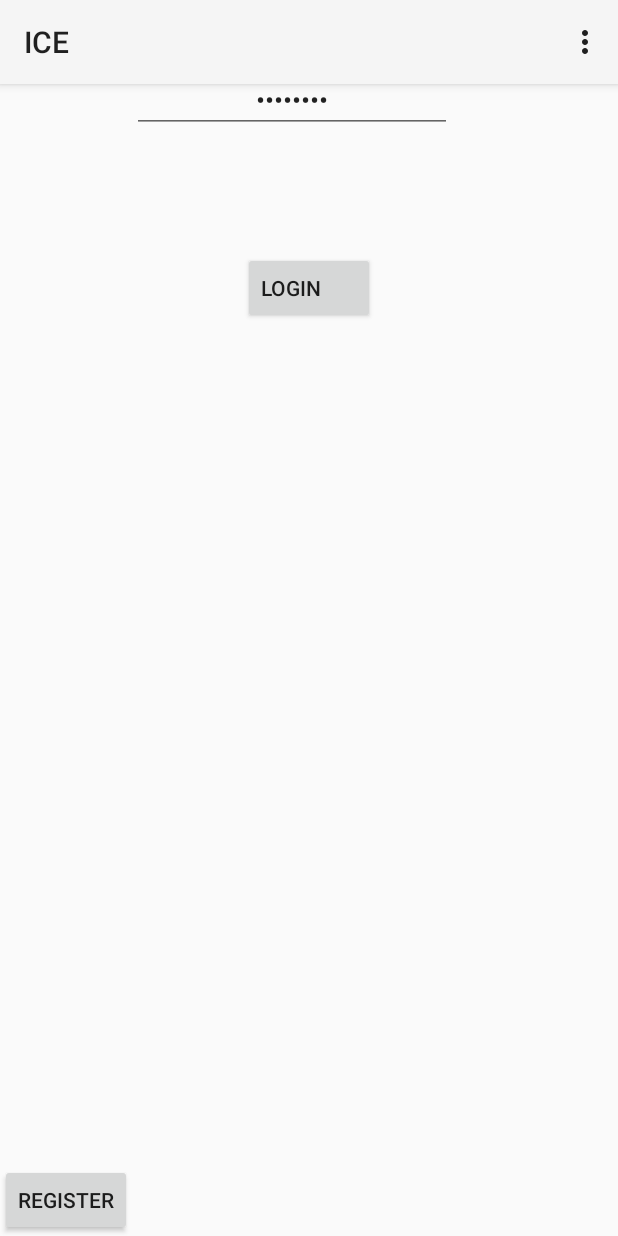
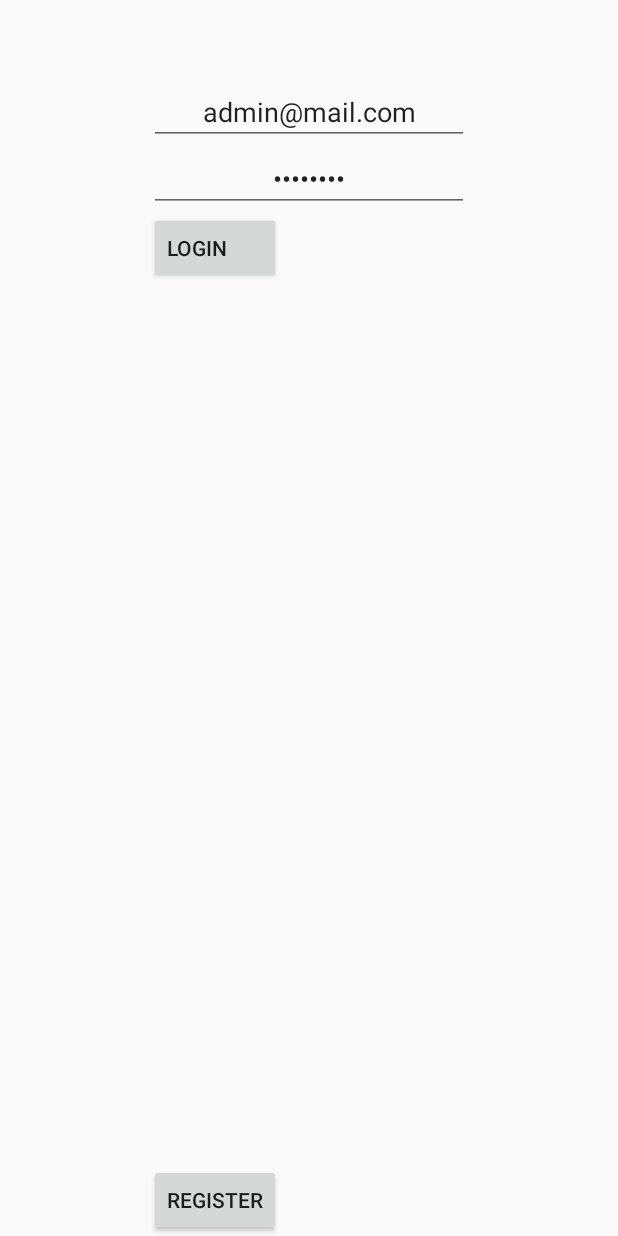
Before and after one commit to Oliv95/DIT212-Project, an Android app: the screen it shows after launch (LoginActivity), on a phone screen of 412 x 824 dp. Run offline under Robolectric (Android 15) with nearby library versions, the phone set to English and light mode, and no system bars; 1 statement that could not run was skipped.

Commit message:
toolbar work continued

```diff
--- a/Client/app/src/main/java/se/ice/client/android/activities/LoginActivity.java
+++ b/Client/app/src/main/java/se/ice/client/android/activities/LoginActivity.java
@@ -6,9 +6,7 @@ import android.os.Bundle;
 import android.support.v7.app.AppCompatActivity;
 import android.support.v7.widget.Toolbar;
 import android.text.Editable;
-import android.util.Log;
 import android.view.Menu;
-import android.view.MenuInflater;
 import android.view.View;
 import android.widget.Button;
 import android.widget.EditText;
@@ -16,6 +14,11 @@ import android.widget.TextView;
 
 import se.ice.client.R;
 import se.ice.client.utility.MockupServer;
+
+/*
+Main activity and login activity
+ */
+
 
 public class LoginActivity extends AppCompatActivity implements View.OnClickListener {
 
@@ -50,8 +53,6 @@ public class LoginActivity extends AppCompatActivity implements View.OnClickList
     public void onClick(View view) {
         Editable emailField = this.emailField.getText();
         Editable password = passwordField.getText();
-        Log.d("TAG", "onClick: ");
-        System.out.println("onClick");
         if(view.equals(loginButton)){
             System.out.println("onClick login");
             if(server.login(emailField.toString(),password.toString())){
@@ -70,8 +71,7 @@ public class LoginActivity extends AppCompatActivity implements View.OnClickList
         }
     }
     public boolean onCreateOptionsMenu(Menu menu) {
-        MenuInflater inflater = getMenuInflater();
-        inflater.inflate(R.menu.main_menu, menu);
+        getMenuInflater().inflate(R.menu.main_menu, menu);
         return true;
     }
 
--- a/Client/app/src/main/res/layout/activity_login.xml
+++ b/Client/app/src/main/res/layout/activity_login.xml
@@ -1,13 +1,10 @@
 <RelativeLayout xmlns:android="http://schemas.android.com/apk/res/android"
-    xmlns:tools="http://schemas.android.com/tools"
     android:layout_width="match_parent"
     android:layout_height="match_parent"
     android:id="@+id/activity_login"
     android:nestedScrollingEnabled="true"
     android:focusableInTouchMode="true"
     android:gravity="center_horizontal">
-
-    <include layout="@layout/main_toolbar"/>
 
     <EditText
         android:layout_width="wrap_content"
@@ -19,10 +16,9 @@
         android:text="password"
         android:padding="10dp"
         android:gravity="center_vertical|center_horizontal"
-        android:layout_below="@+id/include"
-        android:layout_toRightOf="@+id/login_register"
-        android:layout_toEndOf="@+id/login_register"
-        android:layout_marginTop="44dp" />
+        android:layout_below="@+id/login_email"
+        android:layout_alignLeft="@+id/login_register"
+        android:layout_alignStart="@+id/login_register" />
 
     <EditText
         android:layout_width="wrap_content"
@@ -33,9 +29,10 @@
         android:layout_column="4"
         android:text="admin@mail.com"
         android:padding="10dp"
-        android:gravity="center_vertical|center_horizontal"
-        android:layout_below="@+id/include"
-        android:layout_centerHorizontal="true" />
+        android:gravity="center_horizontal"
+        android:layout_marginTop="52dp"
+        android:layout_alignParentTop="true"
+        android:layout_centerVertical="true" />
 
     <Button
         android:layout_width="wrap_content"
@@ -44,8 +41,8 @@
         android:id="@+id/login_login_button"
         android:gravity="center_vertical"
         android:layout_below="@+id/login_password"
-        android:layout_centerHorizontal="true"
-        android:layout_marginTop="79dp" />
+        android:layout_alignLeft="@+id/login_password"
+        android:layout_alignStart="@+id/login_password" />
 
     <Button
         android:layout_width="wrap_content"
--- a/Client/app/src/main/res/layout/activity_profile.xml
+++ b/Client/app/src/main/res/layout/activity_profile.xml
@@ -4,7 +4,10 @@
     xmlns:android="http://schemas.android.com/apk/res/android"
     android:weightSum="1">
 
-    <include layout="@layout/main_toolbar"/>
+    <include
+        layout="@layout/main_toolbar"
+        android:layout_width="match_parent"
+        android:layout_height="wrap_content"/>
 
     <ImageView
         android:layout_width="100dp"
--- a/Client/app/src/main/res/layout/main_toolbar.xml
+++ b/Client/app/src/main/res/layout/main_toolbar.xml
@@ -1,13 +1,6 @@
-<?xml version="1.0" encoding="utf-8"?>
 <android.support.v7.widget.Toolbar
+    xmlns:android="http://schemas.android.com/apk/res/android"
     android:id="@+id/main_toolbar"
-    android:title="ICE"
-    xmlns:android="http://schemas.android.com/apk/res/android"
-    xmlns:app="http://schemas.android.com/apk/res-auto"
     android:layout_width="match_parent"
-    android:layout_height="?attr/actionBarSize"
-    android:background="?attr/colorPrimary"
-    android:elevation="4dp"
-    android:theme="@style/ThemeOverlay.AppCompat.ActionBar"
-    app:popupTheme="@style/ThemeOverlay.AppCompat.Light"
-    />
+    android:layout_height="wrap_content"
+    android:background="?attr/colorPrimary"/>
```
